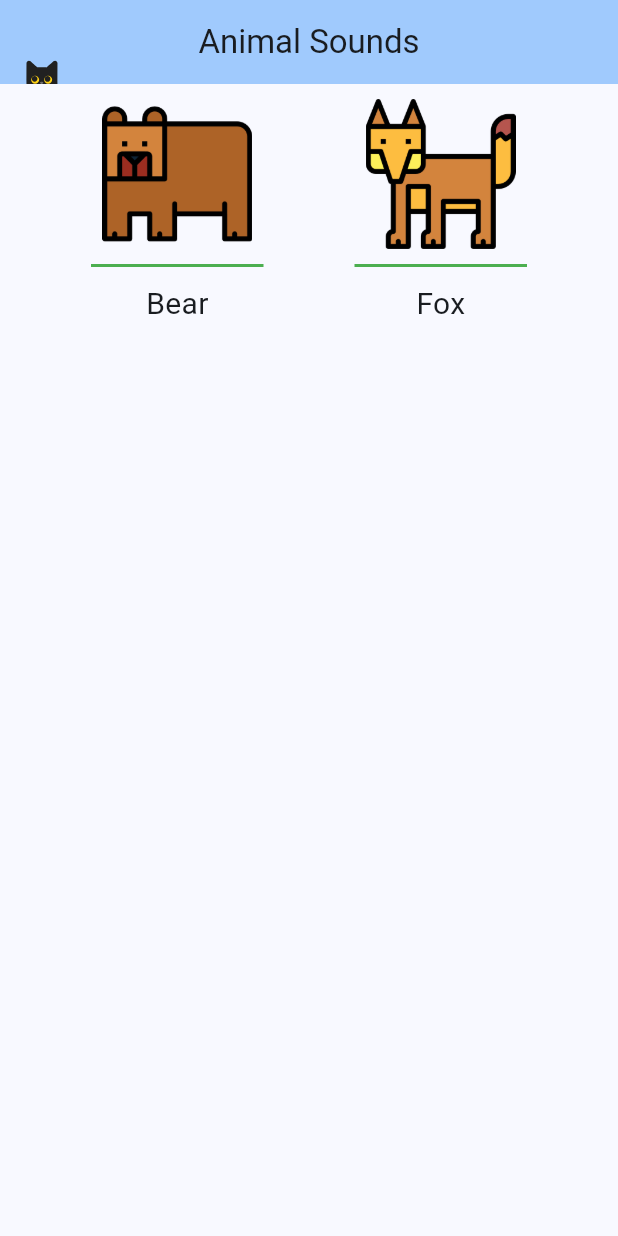
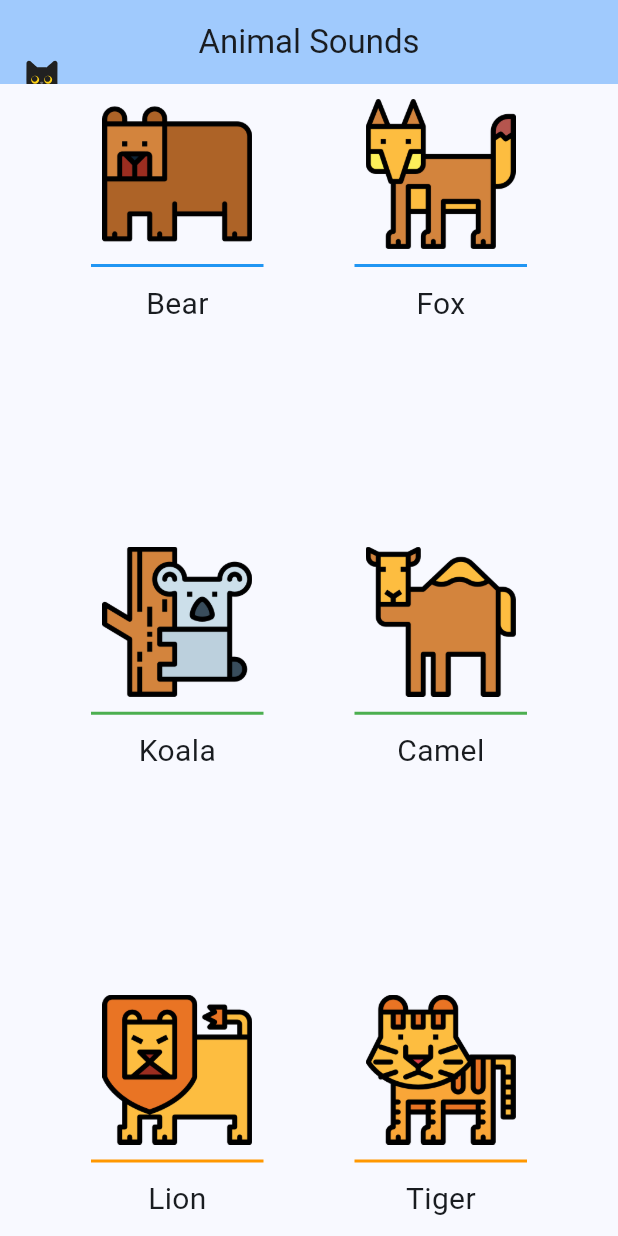
Before and after one commit to gaeunpark7/flutter, a Flutter app: the screen it shows after launch, on a phone screen of 412 x 824 dp. Run offline on Flutter 3.47's test engine with Material 3 defaults, Android fonts, the phone set to English and light mode, and no system bars; our stand-ins replace audioplayers, lottie.

Commit message:
chapter8

```diff
--- a/coding-chefs-flutter/chapter8_animalsounds/lib/main.dart
+++ b/coding-chefs-flutter/chapter8_animalsounds/lib/main.dart
@@ -1,6 +1,7 @@
 import 'package:flutter/material.dart';
 import 'package:flutter/widgets.dart';
 import 'package:lottie/lottie.dart';
+import 'package:audioplayers/audioplayers.dart';
 
 void main() {
   runApp(const MyApp());
@@ -23,6 +24,11 @@ class MyApp extends StatelessWidget {
 class AnimalSounds extends StatelessWidget {
   const AnimalSounds({super.key});
 
+  void playSound(String name) {
+    final AudioPlayer player = AudioPlayer();
+    player.play(AssetSource('$name.wav'));
+  }
+
   @override
   Widget build(BuildContext context) {
     return Scaffold(
@@ -39,6 +45,7 @@ class AnimalSounds extends StatelessWidget {
         ),
       ),
       body: Column(
+        mainAxisAlignment: MainAxisAlignment.spaceBetween,
         children: [
           Padding(
             padding: const EdgeInsets.only(top: 10),
@@ -47,14 +54,19 @@ class AnimalSounds extends StatelessWidget {
               children: [
                 Column(
                   children: [
-                    Image.asset(
+                    GestureDetector(
+                      onTap: () {
+                        playSound('bear');
+                      },
+                      child: Image.asset(
                         "images/bear.png",
                         height: 100,
+                      ),
                     ),
                     Padding(
                       padding: const EdgeInsets.only(top: 10, bottom: 10),
                       child:
-                          Container(width: 115, height: 2, color: Colors.green),
+                          Container(width: 115, height: 2, color: Colors.blue),
                     ),
                     const Text("Bear", style: TextStyle(fontSize: 20)),
                   ],
@@ -71,7 +83,7 @@ class AnimalSounds extends StatelessWidget {
                         bottom: 10,
                       ),
                       child:
-                          Container(width: 115, height: 2, color: Colors.green),
+                          Container(width: 115, height: 2, color: Colors.blue),
                     ),
                     const Text("Fox", style: TextStyle(fontSize: 20)),
                   ],
@@ -79,17 +91,63 @@ class AnimalSounds extends StatelessWidget {
               ],
             ),
           ),
-          const Row(
+          Padding(
+            padding: const EdgeInsets.only(top: 10),
+            child: Row(
+              mainAxisAlignment: MainAxisAlignment.spaceEvenly,
               children: [
-              Column(),
-              Column(),
+                Column(
+                  children: [
+                    Image.asset("images/koala.png", height: 100),
+                    Padding(
+                      padding: const EdgeInsets.only(top: 10, bottom: 10),
+                      child:
+                          Container(width: 115, height: 2, color: Colors.green),
+                    ),
+                    const Text("Koala", style: TextStyle(fontSize: 20)),
                   ],
                 ),
-          const Row(
+                Column(
                   children: [
-              Column(),
-              Column(),
+                    Image.asset("images/camel.png", height: 100),
+                    Padding(
+                      padding: const EdgeInsets.only(top: 10, bottom: 10),
+                      child:
+                          Container(width: 115, height: 2, color: Colors.green),
+                    ),
+                    const Text("Camel", style: TextStyle(fontSize: 20)),
                   ],
+                ),
+              ],
+            ),
+          ),
+          Padding(
+            padding: const EdgeInsets.only(top: 10, bottom: 10),
+            child: Row(
+              mainAxisAlignment: MainAxisAlignment.spaceEvenly,
+              children: [
+                Column(
+                  children: [
+                    Image.asset("images/lion.png", height: 100),
+                    Padding(
+                        padding: const EdgeInsets.only(top: 10, bottom: 10),
+                        child: Container(
+                            width: 115, height: 2, color: Colors.orange)),
+                    const Text("Lion", style: TextStyle(fontSize: 20)),
+                  ],
+                ),
+                Column(
+                  children: [
+                    Image.asset("images/tiger.png", height: 100),
+                    Padding(
+                        padding: const EdgeInsets.only(top: 10, bottom: 10),
+                        child: Container(
+                            width: 115, height: 2, color: Colors.orange)),
+                    const Text("Tiger", style: TextStyle(fontSize: 20)),
+                  ],
+                ),
+              ],
+            ),
           ),
         ],
       ),
--- a/coding-chefs-flutter/chapter8_animalsounds/pubspec.yaml
+++ b/coding-chefs-flutter/chapter8_animalsounds/pubspec.yaml
@@ -26,6 +26,7 @@ dependencies:
     sdk: flutter
   cupertino_icons: ^1.0.6
   lottie: ^3.1.2
+  audioplayers: ^5.2.1
 
 dev_dependencies:
   flutter_test:
@@ -47,3 +48,4 @@ flutter:
   assets:
     - images/
     - lottie/
+    - aseets/
```
Also changed, not shown: coding-chefs-flutter/chapter8_animalsounds/pubspec.lock, 12 other files. Lines whose indentation alone changed are shown as unchanged.
